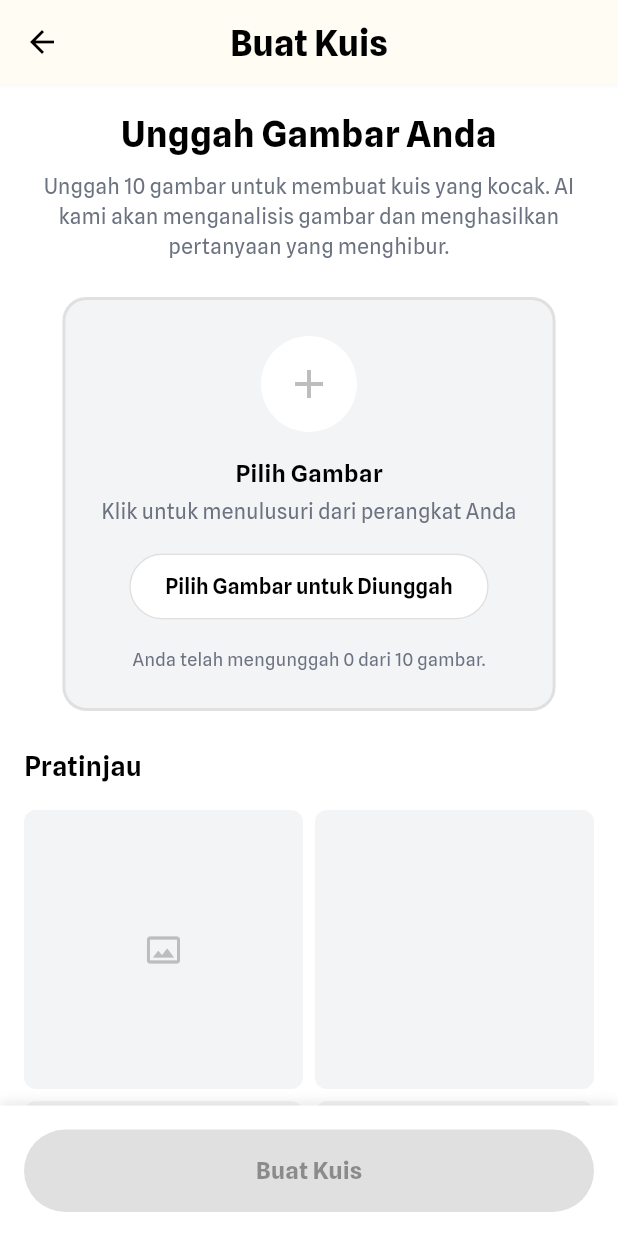
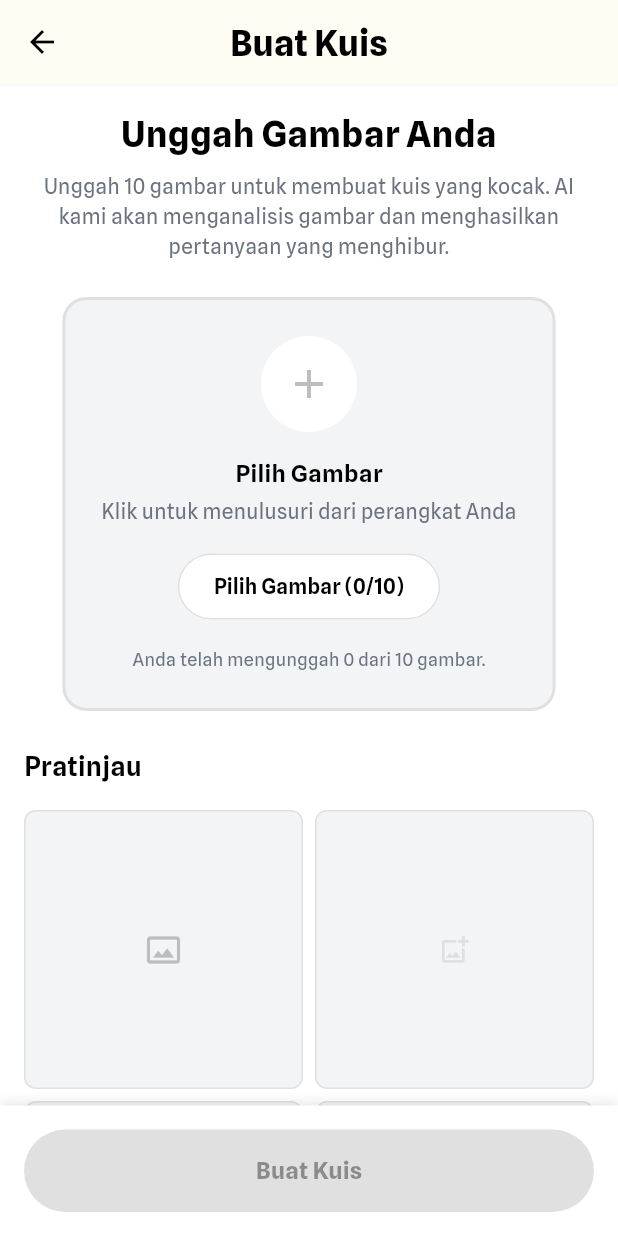
Before and after one commit to amary21/tebak-kocak-ai, a Flutter app: the QuizUploadPage screen opened by its route, on a phone screen of 412 x 824 dp. Run offline on Flutter 3.47's test engine with Material 3 defaults, Android fonts, the phone set to English and light mode, and no system bars; our stand-ins replace dartz, equatable, flutter_riverpod, go_router, image_picker, supabase_flutter; accounts and stored records are empty.

Commit message:
feat: open image picker

```diff
--- a/lib/presentation/page/quiz_upload/quiz_upload_page.dart
+++ b/lib/presentation/page/quiz_upload/quiz_upload_page.dart
@@ -1,4 +1,7 @@
+import 'dart:io';
+
 import 'package:flutter/material.dart';
+import 'package:image_picker/image_picker.dart';
 
 class QuizUploadPage extends StatefulWidget {
   const QuizUploadPage({super.key});
@@ -9,17 +12,70 @@ class QuizUploadPage extends StatefulWidget {
 
 class _QuizUploadPageState extends State<QuizUploadPage> {
   // Track uploaded images
-  final List<String> _uploadedImages = [];
+  final List<File> _uploadedImages = [];
   final int _maxImages = 10;
+  final ImagePicker _picker = ImagePicker();
 
-  void _selectImages() {
-    // This would use image_picker in a real implementation
-    // For now, just simulate adding an image
-    if (_uploadedImages.length < _maxImages) {
+  Future<void> _selectImages() async {
+    try {
+      // Calculate how many more images can be selected
+      final remainingSlots = _maxImages - _uploadedImages.length;
+
+      if (remainingSlots <= 0) {
+        _showSnackBar('Maksimal $_maxImages gambar sudah tercapai');
+        return;
+      }
+
+      // Pick multiple images from gallery
+      final List<XFile> pickedFiles = await _picker.pickMultiImage(
+        maxWidth: 1920,
+        maxHeight: 1080,
+        imageQuality: 85,
+      );
+
+      if (pickedFiles.isNotEmpty) {
+        // Limit the selection to remaining slots
+        final filesToAdd = pickedFiles.take(remainingSlots).toList();
+
+        // Convert XFile to File and add to list
+        final List<File> newImages = filesToAdd
+            .map((xFile) => File(xFile.path))
+            .toList();
+
         setState(() {
-        _uploadedImages.add('placeholder');
+          _uploadedImages.addAll(newImages);
         });
+
+        // Show feedback to user
+        final addedCount = newImages.length;
+        final totalCount = _uploadedImages.length;
+
+        if (pickedFiles.length > remainingSlots) {
+          _showSnackBar(
+            '$addedCount gambar ditambahkan. Maksimal $_maxImages gambar.',
+          );
+        } else {
+          _showSnackBar(
+            '$addedCount gambar berhasil ditambahkan ($totalCount/$_maxImages)',
+          );
         }
+      }
+    } catch (e) {
+      _showSnackBar('Gagal memilih gambar: ${e.toString()}');
+    }
+  }
+
+  void _removeImage(int index) {
+    setState(() {
+      _uploadedImages.removeAt(index);
+    });
+    _showSnackBar('Gambar dihapus (${_uploadedImages.length}/$_maxImages)');
+  }
+
+  void _showSnackBar(String message) {
+    ScaffoldMessenger.of(context).showSnackBar(
+      SnackBar(content: Text(message), duration: const Duration(seconds: 2)),
+    );
   }
 
   @override
@@ -37,16 +93,14 @@ class _QuizUploadPageState extends State<QuizUploadPage> {
       appBar: AppBar(
         backgroundColor: backgroundColor,
         elevation: 1,
-        shadowColor: Colors.black.withOpacity(0.1),
+        shadowColor: Colors.black.withValues(alpha: 0.1),
         leading: IconButton(
           icon: const Icon(Icons.arrow_back),
           onPressed: () => Navigator.of(context).pop(),
         ),
         title: const Text(
           'Buat Kuis',
-          style: TextStyle(
-            fontWeight: FontWeight.bold,
-          ),
+          style: TextStyle(fontWeight: FontWeight.bold),
         ),
         centerTitle: true,
       ),
@@ -59,18 +113,13 @@ class _QuizUploadPageState extends State<QuizUploadPage> {
               // Title and description
               const Text(
                 'Unggah Gambar Anda',
-                style: TextStyle(
-                  fontSize: 24,
-                  fontWeight: FontWeight.bold,
-                ),
+                style: TextStyle(fontSize: 24, fontWeight: FontWeight.bold),
                 textAlign: TextAlign.center,
               ),
               const SizedBox(height: 8),
               const Text(
                 'Unggah 10 gambar untuk membuat kuis yang kocak. AI kami akan menganalisis gambar dan menghasilkan pertanyaan yang menghibur.',
-                style: TextStyle(
-                  color: Color(0xFF6B7280),
-                ),
+                style: TextStyle(color: Color(0xFF6B7280)),
                 textAlign: TextAlign.center,
               ),
               const SizedBox(height: 24),
@@ -116,15 +165,14 @@ class _QuizUploadPageState extends State<QuizUploadPage> {
                     const SizedBox(height: 4),
                     const Text(
                       'Klik untuk menulusuri dari perangkat Anda',
-                      style: TextStyle(
-                        color: Color(0xFF6B7280),
-                        fontSize: 14,
-                      ),
+                      style: TextStyle(color: Color(0xFF6B7280), fontSize: 14),
                     ),
                     const SizedBox(height: 16),
                     // Upload button
                     ElevatedButton(
-                      onPressed: _selectImages,
+                      onPressed: _uploadedImages.length < _maxImages
+                          ? _selectImages
+                          : null,
                       style: ElevatedButton.styleFrom(
                         backgroundColor: Colors.white,
                         foregroundColor: textPrimary,
@@ -138,18 +186,17 @@ class _QuizUploadPageState extends State<QuizUploadPage> {
                           vertical: 12,
                         ),
                       ),
-                      child: const Text(
-                        'Pilih Gambar untuk Diunggah',
-                        style: TextStyle(fontWeight: FontWeight.w600),
+                      child: Text(
+                        _uploadedImages.length < _maxImages
+                            ? 'Pilih Gambar (${_uploadedImages.length}/$_maxImages)'
+                            : 'Maksimal $_maxImages Gambar Tercapai',
+                        style: const TextStyle(fontWeight: FontWeight.w600),
                       ),
                     ),
                     const SizedBox(height: 16),
                     Text(
                       'Anda telah mengunggah ${_uploadedImages.length} dari $_maxImages gambar.',
-                      style: TextStyle(
-                        fontSize: 12,
-                        color: textSecondary,
-                      ),
+                      style: TextStyle(fontSize: 12, color: textSecondary),
                     ),
                   ],
                 ),
@@ -163,10 +210,7 @@ class _QuizUploadPageState extends State<QuizUploadPage> {
                 children: [
                   const Text(
                     'Pratinjau',
-                    style: TextStyle(
-                      fontSize: 18,
-                      fontWeight: FontWeight.w600,
-                    ),
+                    style: TextStyle(fontSize: 18, fontWeight: FontWeight.w600),
                   ),
                   const SizedBox(height: 16),
                   // Grid of images
@@ -198,17 +242,62 @@ class _QuizUploadPageState extends State<QuizUploadPage> {
                             decoration: BoxDecoration(
                               color: accentColor,
                               borderRadius: BorderRadius.circular(8),
+                              border: Border.all(
+                                color: Colors.grey.shade300,
+                                width: 1,
                               ),
-                            child: Center(
+                            ),
                             child: hasImage
-                                  ? const Icon(Icons.image) // Placeholder for actual image
-                                  : index == 0 && _uploadedImages.isEmpty
+                                ? Stack(
+                                    children: [
+                                      // Display actual image
+                                      ClipRRect(
+                                        borderRadius: BorderRadius.circular(8),
+                                        child: Image.file(
+                                          _uploadedImages[index],
+                                          width: double.infinity,
+                                          height: double.infinity,
+                                          fit: BoxFit.cover,
+                                        ),
+                                      ),
+                                      // Remove button
+                                      Positioned(
+                                        top: 4,
+                                        right: 4,
+                                        child: GestureDetector(
+                                          onTap: () => _removeImage(index),
+                                          child: Container(
+                                            width: 24,
+                                            height: 24,
+                                            decoration: BoxDecoration(
+                                              color: Colors.red.withValues(
+                                                alpha: 0.8,
+                                              ),
+                                              shape: BoxShape.circle,
+                                            ),
+                                            child: const Icon(
+                                              Icons.close,
+                                              color: Colors.white,
+                                              size: 16,
+                                            ),
+                                          ),
+                                        ),
+                                      ),
+                                    ],
+                                  )
+                                : Center(
+                                    child: index == 0 && _uploadedImages.isEmpty
                                         ? Icon(
-                                          Icons.photo_size_select_actual_outlined,
+                                            Icons
+                                                .photo_size_select_actual_outlined,
                                             color: Colors.grey.shade400,
                                             size: 24,
                                           )
-                                      : null,
+                                        : Icon(
+                                            Icons.add_photo_alternate_outlined,
+                                            color: Colors.grey.shade300,
+                                            size: 20,
+                                          ),
                                   ),
                           );
                         },
@@ -229,7 +318,7 @@ class _QuizUploadPageState extends State<QuizUploadPage> {
           color: backgroundColor,
           boxShadow: [
             BoxShadow(
-              color: Colors.black.withOpacity(0.1),
+              color: Colors.black.withValues(alpha: 0.1),
               blurRadius: 6,
               offset: const Offset(0, -2),
             ),
@@ -248,10 +337,7 @@ class _QuizUploadPageState extends State<QuizUploadPage> {
           ),
           child: const Text(
             'Buat Kuis',
-            style: TextStyle(
-              fontWeight: FontWeight.bold,
-              fontSize: 16,
-            ),
+            style: TextStyle(fontWeight: FontWeight.bold, fontSize: 16),
           ),
         ),
       ),
--- a/pubspec.yaml
+++ b/pubspec.yaml
@@ -47,6 +47,12 @@ dependencies:
   dio: ^5.4.3+1
   equatable: ^2.0.5
   dartz: ^0.10.1
+
+  # Permission
+  permission_handler: ^11.3.1
+
+  # Image Picker
+  image_picker: ^1.2.0
 
 dev_dependencies:
   flutter_test:
```
Also changed, not shown: pubspec.lock, 2 other files. Lines whose indentation alone changed are shown as unchanged.
